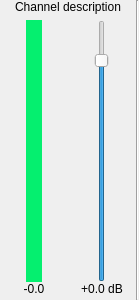
jljouannic/nageru, file ui_audio_miniview.ui: the form before one commit.
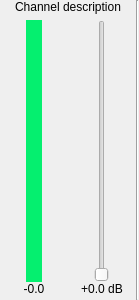
The form after the commit. Custom widgets are drawn as their Qt base class.

```diff
--- a/ui_audio_miniview.ui
+++ b/ui_audio_miniview.ui
@@ -261,14 +261,17 @@
                 <item>
                  <widget class="NonLinearFader" name="fader">
                   <property name="minimum">
-                   <number>-390</number>
+                   <number>0</number>
                   </property>
                   <property name="maximum">
-                   <number>60</number>
+                   <number>1000</number>
                   </property>
-                  <property name="pageStep">
+                  <property name="singleStep">
                    <number>10</number>
                   </property>
+                  <property name="pageStep">
+                   <number>100</number>
+                  </property>
                   <property name="orientation">
                    <enum>Qt::Vertical</enum>
                   </property>
```
